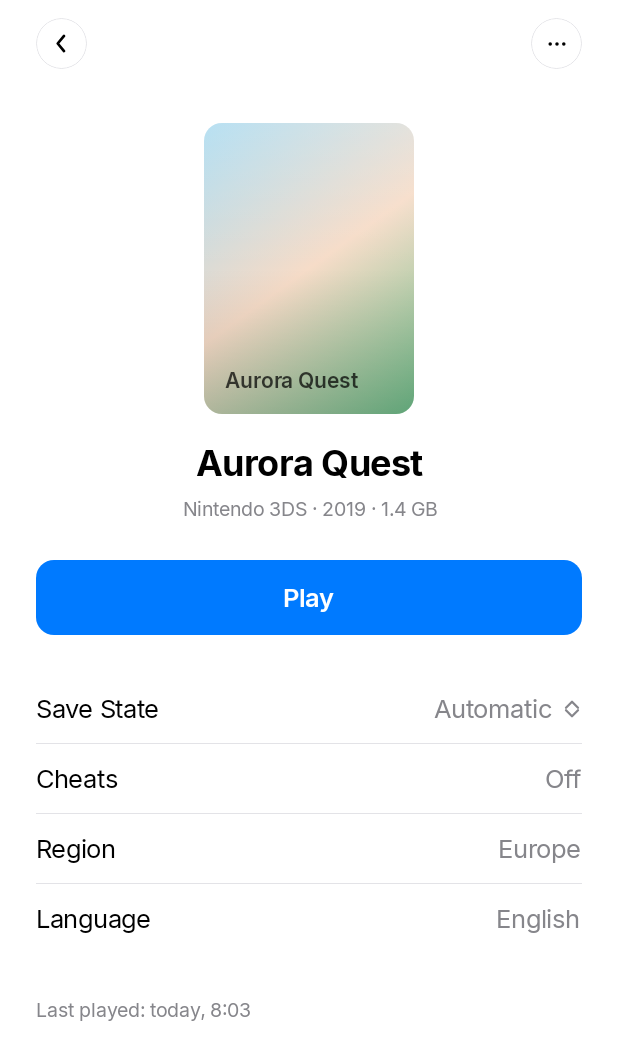
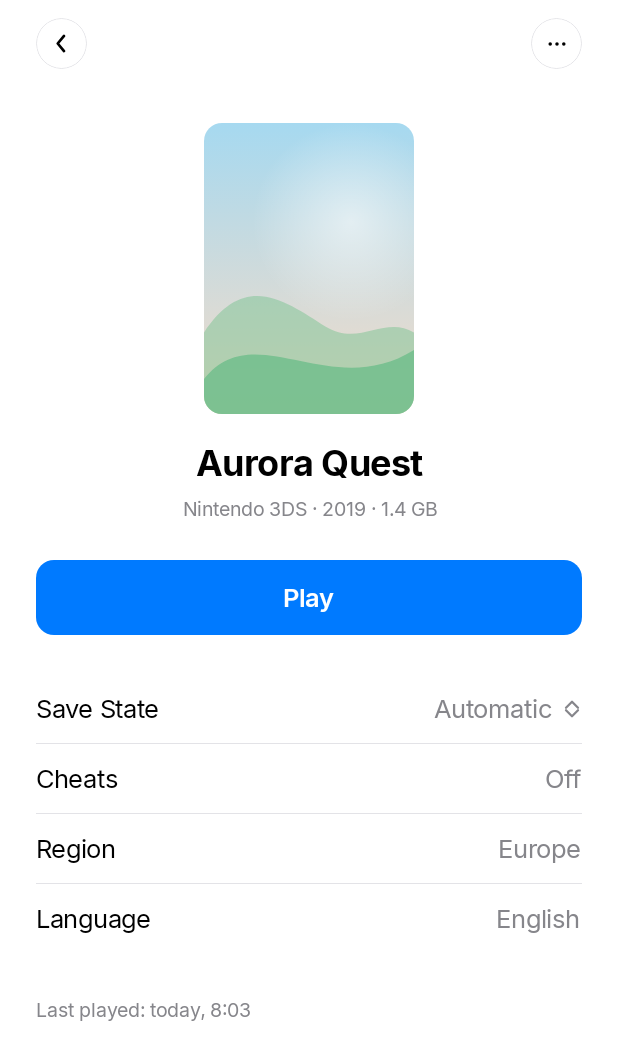
Before and after one commit to jaxenisr/dandelion, an Android app built with Jetpack Compose: the screen it shows after launch (MainActivity), after a tap on "Aurora Quest", on a phone screen of 412 x 824 dp. Shown: the top 1060 px of the screen. Run offline under Robolectric (Android 15) with nearby library versions, the phone set to English and light mode, and no system bars; 3 other taps on this screen came first.

Commit message:
Paint the page under the system bars and covers as landscapes
The library page now draws its white background behind the status and
gesture bars, with no system scrim on either, and covers are a small
painted landscape instead of a washed gradient with the title on it.

```diff
--- a/app/src/main/java/io/github/jaxenisr/dandelion/ui/components/Artwork.kt
+++ b/app/src/main/java/io/github/jaxenisr/dandelion/ui/components/Artwork.kt
@@ -1,56 +1,59 @@
 package io.github.jaxenisr.dandelion.ui.components
 
 import androidx.compose.foundation.Canvas
-import androidx.compose.foundation.background
-import androidx.compose.foundation.layout.Box
-import androidx.compose.foundation.layout.padding
 import androidx.compose.foundation.shape.RoundedCornerShape
 import androidx.compose.runtime.Composable
-import androidx.compose.ui.Alignment
 import androidx.compose.ui.Modifier
 import androidx.compose.ui.draw.clip
 import androidx.compose.ui.geometry.Offset
 import androidx.compose.ui.graphics.Brush
 import androidx.compose.ui.graphics.Color
 import androidx.compose.ui.graphics.Path
-import androidx.compose.ui.graphics.luminance
 import androidx.compose.ui.unit.dp
 import io.github.jaxenisr.dandelion.data.Game
-import io.github.jaxenisr.dandelion.ui.Type
 
-/** Placeholder cover: a gradient from the game palette plus the title. No artwork is copied. */
+/**
+ * Placeholder cover: a small landscape painted from the game palette. No artwork is copied and
+ * nothing is written on the cover; the name sits under it in the library.
+ */
 @Composable
 fun CoverArt(game: Game, modifier: Modifier = Modifier) {
-    val ink = if (game.skyBottom.luminance() > 0.55f) {
-        Color.Black.copy(alpha = 0.72f)
-    } else {
-        Color.White.copy(alpha = 0.95f)
-    }
-    Box(
-        modifier
-            .clip(RoundedCornerShape(12.dp))
-            .background(Brush.linearGradient(listOf(game.skyTop, game.skyBottom, game.horizon))),
-    ) {
-        Box(
-            Modifier
-                .matchParentSize()
-                .background(
-                    Brush.verticalGradient(
-                        listOf(
-                            Color.White.copy(alpha = 0.20f),
-                            Color.Transparent,
-                            Color.Black.copy(alpha = 0.14f),
-                        ),
-                    ),
-                ),
+    Canvas(modifier.clip(RoundedCornerShape(12.dp))) {
+        val w = size.width
+        val h = size.height
+
+        drawRect(Brush.verticalGradient(listOf(game.skyTop, game.skyBottom)))
+
+        // Sun glow, low and soft over the horizon.
+        val sun = Offset(w * 0.7f, h * 0.34f)
+        drawCircle(
+            brush = Brush.radialGradient(
+                colors = listOf(Color.White.copy(alpha = 0.55f), Color.Transparent),
+                center = sun,
+                radius = h * 0.34f,
+            ),
+            radius = h * 0.34f,
+            center = sun,
         )
-        Label(
-            text = game.title,
-            style = Type.CoverTitle,
-            color = ink,
-            modifier = Modifier.align(Alignment.BottomStart).padding(14.dp),
-            maxLines = 2,
-        )
+
+        val far = Path().apply {
+            moveTo(0f, h * 0.72f)
+            cubicTo(w * 0.2f, h * 0.5f, w * 0.4f, h * 0.62f, w * 0.58f, h * 0.7f)
+            cubicTo(w * 0.74f, h * 0.77f, w * 0.86f, h * 0.66f, w, h * 0.72f)
+            lineTo(w, h)
+            lineTo(0f, h)
+            close()
+        }
+        drawPath(far, game.horizon.copy(alpha = 0.45f))
+
+        val near = Path().apply {
+            moveTo(0f, h * 0.88f)
+            cubicTo(w * 0.24f, h * 0.66f, w * 0.6f, h * 0.96f, w, h * 0.78f)
+            lineTo(w, h)
+            lineTo(0f, h)
+            close()
+        }
+        drawPath(near, game.horizon.copy(alpha = 0.8f))
     }
 }
 
--- a/app/src/main/res/values/themes.xml
+++ b/app/src/main/res/values/themes.xml
@@ -9,6 +9,10 @@
         <item name="android:statusBarColor">@android:color/transparent</item>
         <item name="android:navigationBarColor">@android:color/transparent</item>
         <item name="android:windowLightStatusBar">true</item>
+        <item name="android:windowLightNavigationBar">true</item>
+        <!-- The page runs under both bars, so neither may get a system scrim behind it. -->
+        <item name="android:enforceStatusBarContrast">false</item>
+        <item name="android:enforceNavigationBarContrast">false</item>
         <item name="android:windowLayoutInDisplayCutoutMode">shortEdges</item>
     </style>
 
```
